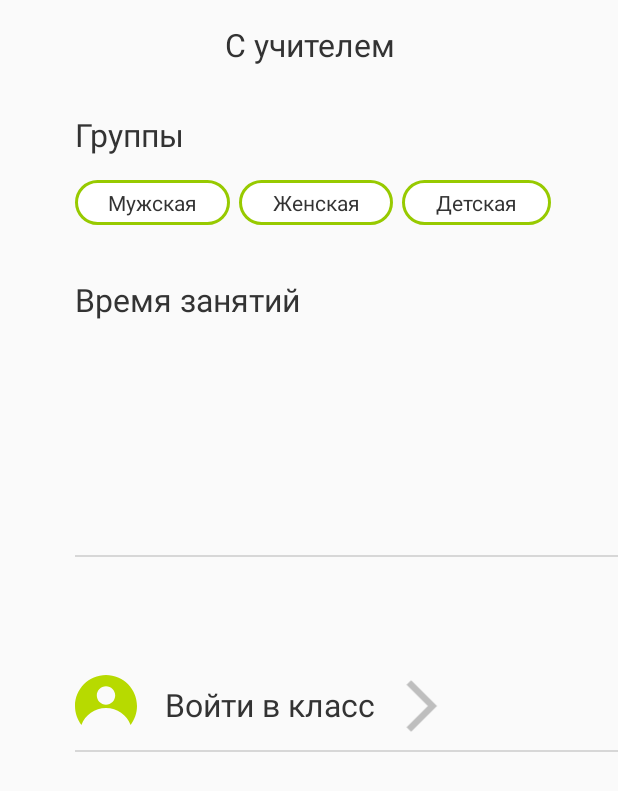
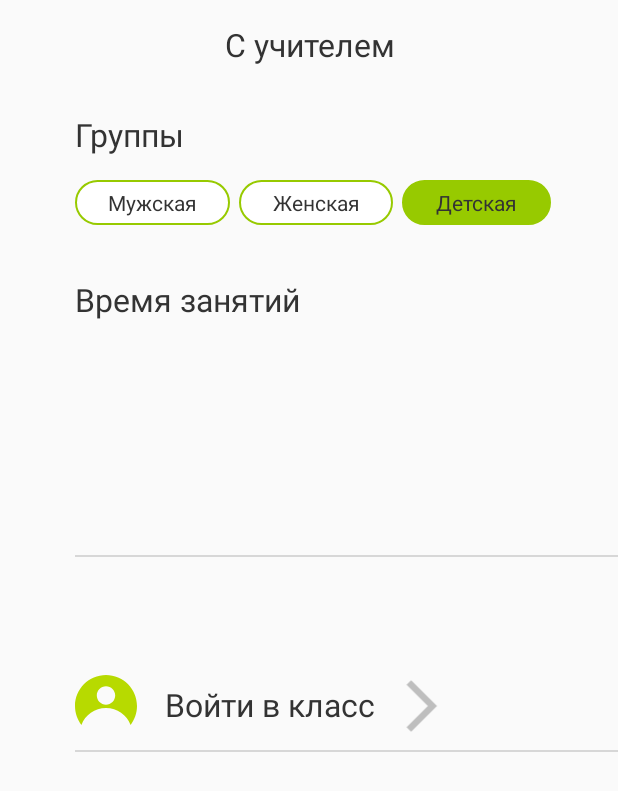
Before and after one commit to sltndevelopments/Tajweed_Android, an Android app: the OnlineLearningActivity screen opened directly, with no data from a screen before it, on a phone screen of 412 x 824 dp. Shown: the top 791 px of the screen. Run offline under Robolectric (Android 15) with nearby library versions, the phone set to English and light mode, and no system bars.

Commit message:
корректный радиобатон

```diff
--- a/app/src/main/java/ru/tajwid/app/ui/activity/OnlineLearningActivity.java
+++ b/app/src/main/java/ru/tajwid/app/ui/activity/OnlineLearningActivity.java
@@ -4,64 +4,60 @@ import android.content.Context;
 import android.graphics.Color;
 import android.os.Bundle;
 import android.view.View;
-import android.widget.Button;
+
 import android.widget.RadioButton;
 import android.widget.RadioGroup;
-import android.widget.RelativeLayout;
+import android.widget.Toast;
 
 import androidx.appcompat.app.AppCompatActivity;
-import androidx.core.content.ContextCompat;
 
 import ru.tajwid.app.R;
-import ru.tajwid.app.ui.adapter.LessonsListAdapter;
 
 
-public class OnlineLearningActivity extends AppCompatActivity implements View.OnClickListener {
+public class OnlineLearningActivity extends AppCompatActivity {
 
     RadioButton buttun1, buttun2, buttun3, radioButtun1, radioButtun2, radioButtun3;
 
-
-    public void initRadioButton() {
-        radioButtun1 = (RadioButton) findViewById(R.id.button1);
-        radioButtun2 = (RadioButton) findViewById(R.id.button2);
-        radioButtun3 = (RadioButton) findViewById(R.id.button3);
-
-        buttun1 = (RadioButton) findViewById(R.id.button1);
-        buttun2 = (RadioButton) findViewById(R.id.button2);
-        buttun3 = (RadioButton) findViewById(R.id.button3);
-
-        radioButtun1.setOnClickListener(this);
-        radioButtun2.setOnClickListener(this);
-        radioButtun3.setOnClickListener(this);
-
-    }
 
     @Override
     protected void onCreate(Bundle savedInstanceState) {
         super.onCreate(savedInstanceState);
         setContentView(R.layout.activitiy_learning);
 
-        initRadioButton();
-    }
 
+        buttun1 = (RadioButton) findViewById(R.id.button1);
+        buttun2 = (RadioButton) findViewById(R.id.button2);
+        buttun3 = (RadioButton) findViewById(R.id.button3);
+
+        radioButtun1 = (RadioButton) findViewById(R.id.button1);
+        radioButtun2 = (RadioButton) findViewById(R.id.button2);
+        radioButtun3 = (RadioButton) findViewById(R.id.button3);
+
+
+        View.OnClickListener onClickListener = new View.OnClickListener() {
             @Override
             public void onClick(View v) {
                 switch (v.getId()) {
                     case R.id.button1:
-                radioButtun1.setBackground(getDrawable(R.drawable.costom_radiobutton2));
+//                        radioButtun1.setBackground(getDrawable(R.drawable.costom_radiobutton2));
                         break;
                     case R.id.button2:
-                radioButtun2.setBackground(getDrawable(R.drawable.costom_radiobutton2));
+//                        radioButtun2.setBackground(getDrawable(R.drawable.costom_radiobutton2));
                         break;
                     case R.id.button3:
-                radioButtun3.setBackground(getDrawable(R.drawable.costom_radiobutton2));
+//                        radioButtun3.setBackground(getDrawable(R.drawable.costom_radiobutton2));
                         break;
-        }
-        // выше подправить на цикл меняющий цвет после смены кнопки
+
                 }
 
-    @Override
-    public void onPointerCaptureChanged(boolean hasCapture) {
 
             }
+
+        };
+
+        buttun1.setOnClickListener(onClickListener);
+        buttun2.setOnClickListener(onClickListener);
+        buttun3.setOnClickListener(onClickListener);
     }
+
+}
--- a/app/src/main/res/drawable-xhdpi/costom_radiobutton.xml
+++ b/app/src/main/res/drawable-xhdpi/costom_radiobutton.xml
@@ -1,12 +1,19 @@
 <?xml version="1.0" encoding="utf-8"?>
-<shape
-    xmlns:android="http://schemas.android.com/apk/res/android"
-    android:shape="rectangle" >
-    <corners
-        android:radius="30dp" />
-    <solid
-        android:color="#fff" />
-    <stroke
-        android:width="2dp"
-        android:color="@color/colorPrimaryDark" />
-</shape>
+<selector xmlns:android="http://schemas.android.com/apk/res/android" >
+
+    <item android:state_checked="true">
+        <shape android:shape="rectangle" >
+            <corners android:radius="30dip" />
+            <stroke android:width="1dip" android:color="#97CA00" />
+            <solid android:color="#97CA00" />
+        </shape>
+    </item>
+
+    <item>
+        <shape android:shape="rectangle"  >
+            <corners android:radius="30dip" />
+            <stroke android:width="1dip" android:color="#97CA00" />
+            <solid android:color="#FFFFFF" />
+        </shape>
+    </item>
+</selector>
--- a/app/src/main/res/drawable-xhdpi/costom_radiobutton2.xml
+++ /dev/null
@@ -1,9 +0,0 @@
-<?xml version="1.0" encoding="utf-8"?>
-<shape
-    xmlns:android="http://schemas.android.com/apk/res/android"
-    android:shape="rectangle" >
-    <corners
-        android:radius="30dp" />
-    <solid
-        android:color="@color/colorPrimaryDark" />
-</shape>
```
Lines whose indentation alone changed are shown as unchanged.
